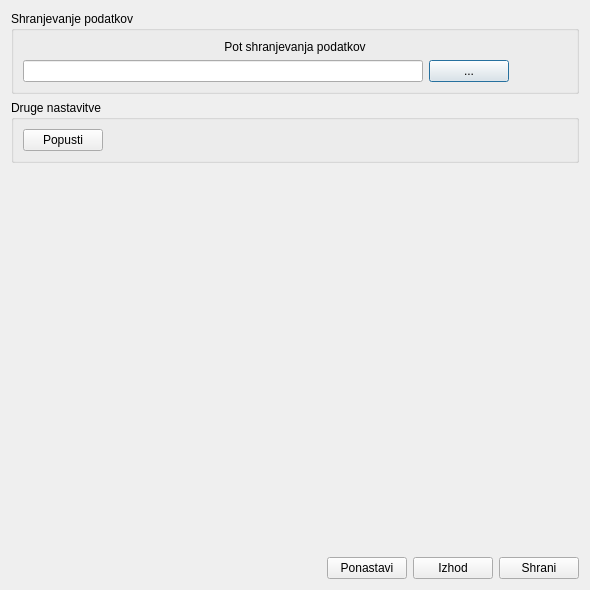
Above: nastavitve.ui from bubi-luka/BubiRacun before the change. Below: the same form after it.
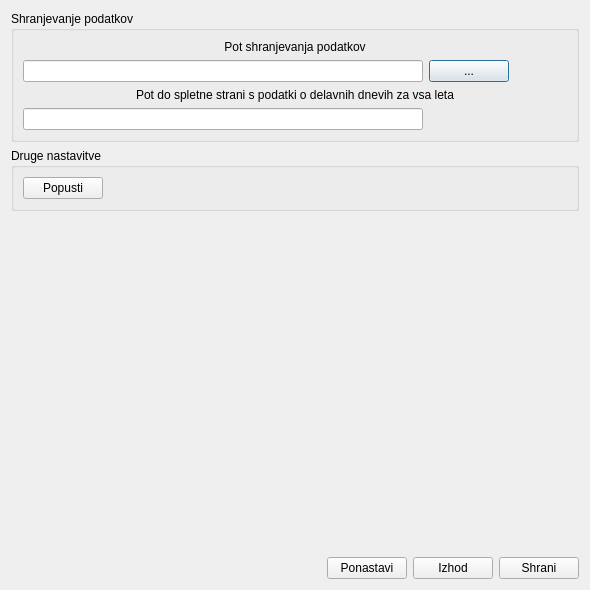
That is the form after the change.

Commit message:
NASTAVLJENA NASTAVITEV ZA PREMIK PODATKOV S SPLETA NA RAČUNALNIK
V nastavitvah je podana nova opcija: URL spletne strani, ki vsebuje podatke
o delavnikih in dela prostih dneh. Možno jo je popravljati.

#101

```diff
--- a/nastavitve.ui
+++ b/nastavitve.ui
@@ -67,6 +67,43 @@
         </item>
        </layout>
       </item>
+      <item>
+       <widget class="QLabel" name="label">
+        <property name="text">
+         <string>Pot do spletne strani s podatki o delavnih dnevih za vsa leta</string>
+        </property>
+        <property name="alignment">
+         <set>Qt::AlignCenter</set>
+        </property>
+       </widget>
+      </item>
+      <item>
+       <layout class="QHBoxLayout" name="horizontalLayout_3">
+        <item>
+         <widget class="QLineEdit" name="txt_pot_do_delavnikov">
+          <property name="minimumSize">
+           <size>
+            <width>400</width>
+            <height>0</height>
+           </size>
+          </property>
+         </widget>
+        </item>
+        <item>
+         <spacer name="horizontalSpacer_5">
+          <property name="orientation">
+           <enum>Qt::Horizontal</enum>
+          </property>
+          <property name="sizeHint" stdset="0">
+           <size>
+            <width>40</width>
+            <height>20</height>
+           </size>
+          </property>
+         </spacer>
+        </item>
+       </layout>
+      </item>
      </layout>
     </widget>
    </item>
```
Left out of the diff: 2 changed lines with no effect on the pictures. The commit also changes 2 other files.
